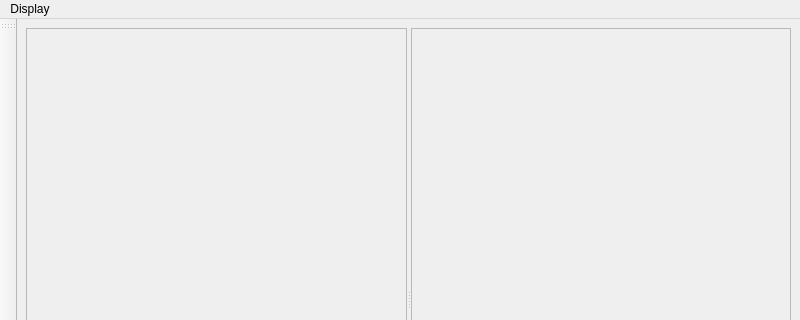
First picture: the form in appli/grapher/gui/src/grapher.ui, repository snaress/studio, before the edit; both pictures show x 0 to 800 and y 0 to 320 of the 800 by 600 pixel window.
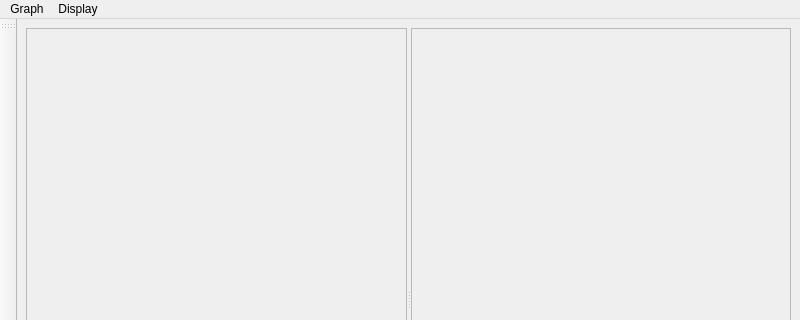
Second picture: the form after the edit.

Commit message: fondation: Add graphZone

Diff of the .ui file:
```diff
--- a/appli/grapher/gui/src/grapher.ui
+++ b/appli/grapher/gui/src/grapher.ui
@@ -94,6 +94,12 @@
     <addaction name="separator"/>
     <addaction name="menuToolBarOptions"/>
    </widget>
+   <widget class="QMenu" name="menuGraph">
+    <property name="title">
+     <string>Graph</string>
+    </property>
+   </widget>
+   <addaction name="menuGraph"/>
    <addaction name="menuDisplay"/>
   </widget>
   <widget class="QStatusBar" name="statusbar"/>
```
The commit also changes 6 other files.
